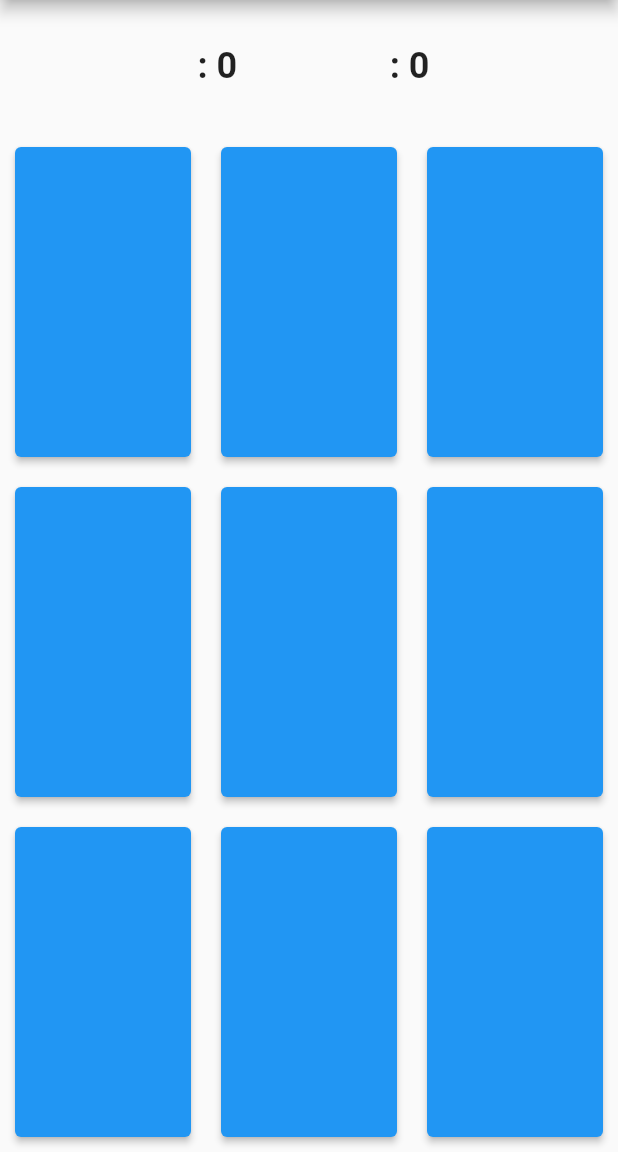
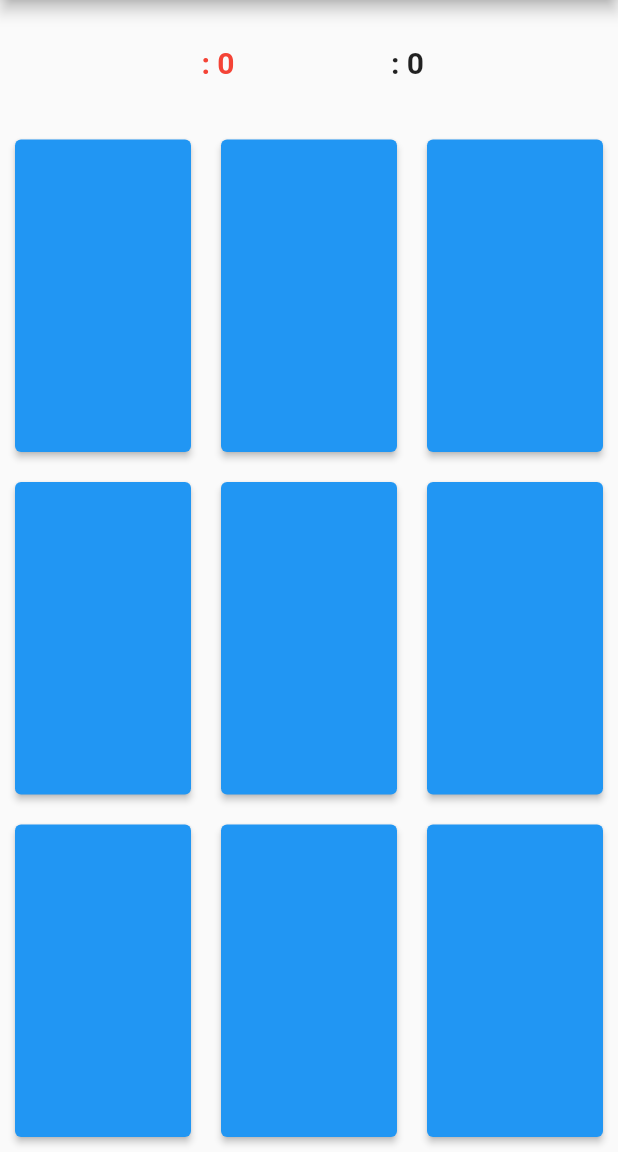
Before and after one commit to themohabgamal/XOGAME, a Flutter app: the screen it shows after launch, after a tap on "Start the game", on a phone screen of 412 x 824 dp, the part 84-1236 px from its top. Run offline on Flutter 3.47's test engine with Material 2 defaults, Android fonts, the phone set to English and light mode, and no system bars.

Commit message:
changed font size from 24 to 20. changed color into red.

```diff
--- a/lib/screens/xo.dart
+++ b/lib/screens/xo.dart
@@ -25,8 +25,8 @@ int player2Score=0;
             child: Row(
               mainAxisAlignment: MainAxisAlignment.spaceEvenly,
               children: [
-                Text("${args.p1} : $player1Score",style: TextStyle(fontSize: 24,fontWeight: FontWeight.bold)),
-                Text("${args.p2} : $player2Score",style: TextStyle(fontSize: 24,fontWeight: FontWeight.bold)),
+                Text("${args.p1} : $player1Score",style: TextStyle(fontSize: 20,fontWeight: FontWeight.bold,color: Colors.red)),
+                Text("${args.p2} : $player2Score",style: TextStyle(fontSize: 20,fontWeight: FontWeight.bold)),
               ],
             ),
           ),
```
